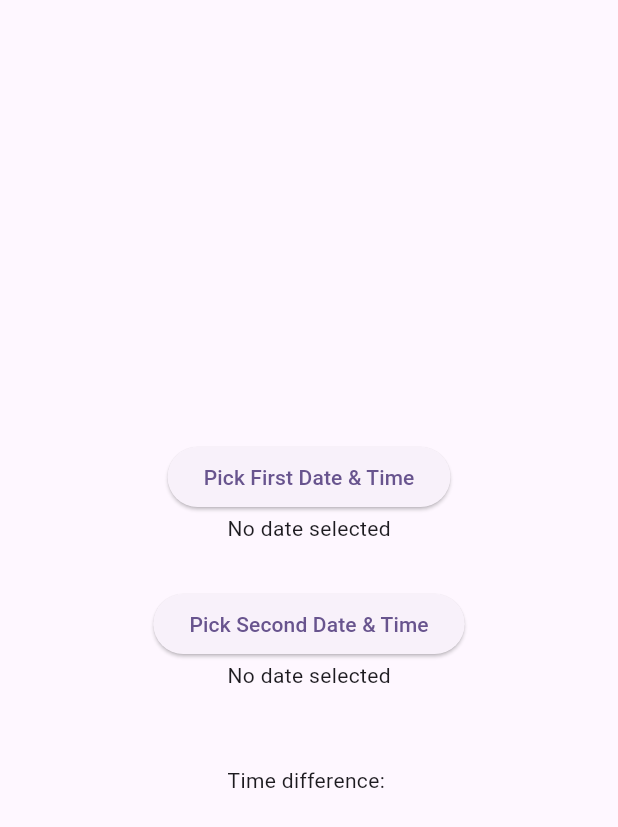
After one commit to TimAlber/TimeDurationCalculatorFlutterApp, a Flutter app: the MyDifferencePage screen opened directly, after a tap on "Pick First Date & Time", on a phone screen of 412 x 824 dp. The commit adds this screen. Shown: the top 827 px of the screen. Run offline on Flutter 3.47's test engine with Material 3 defaults, Android fonts, the phone set to English and light mode, and no system bars; missing offline and left inert: duration_picker, omni_datetime_picker.

Commit message:
added diffrence calc

```diff
--- /dev/null
+++ b/lib/diffrence.dart
@@ -0,0 +1,89 @@
+import 'package:flutter/material.dart';
+import 'package:intl/intl.dart';
+import 'package:omni_datetime_picker/omni_datetime_picker.dart';
+
+class MyDifferencePage extends StatefulWidget {
+  const MyDifferencePage({super.key});
+
+  @override
+  State<MyDifferencePage> createState() => _DifferenceCalculatorState();
+}
+
+class _DifferenceCalculatorState extends State<MyDifferencePage> {
+  DateTime? selectedFirstDateTime;
+  DateTime? selectedSecondDateTime;
+
+  String formatDurationAsHMS(Duration duration) {
+    String twoDigits(int n) => n.toString().padLeft(2, '0');
+    final hours = twoDigits(duration.inHours);
+    final minutes = twoDigits(duration.inMinutes.remainder(60));
+    final seconds = twoDigits(duration.inSeconds.remainder(60));
+    return "$hours Hours, $minutes Minutes and $seconds Seconds";
+  }
+
+  @override
+  Widget build(BuildContext context) {
+    return Scaffold(
+      body: Center(
+        child: Column(
+          mainAxisAlignment: MainAxisAlignment.center,
+          children: [
+            ElevatedButton(
+              onPressed: () async {
+                DateTime? dateTime = await showOmniDateTimePicker(
+                  context: context,
+                  initialDate: DateTime.now(),
+                  is24HourMode: true,
+                );
+                if (dateTime != null) {
+                  setState(() {
+                    selectedFirstDateTime = dateTime;
+                  });
+                }
+              },
+              child: const Text('Pick First Date & Time'),
+            ),
+            Text(
+              selectedFirstDateTime != null
+                  ? DateFormat('dd.MM.yyyy kk:mm').format(selectedFirstDateTime!)
+                  : 'No date selected',
+            ),
+            const SizedBox(height: 30),
+            ElevatedButton(
+              onPressed: () async {
+                DateTime? dateTime = await showOmniDateTimePicker(
+                  context: context,
+                  initialDate: DateTime.now(),
+                  is24HourMode: true,
+                );
+                if (dateTime != null) {
+                  setState(() {
+                    selectedSecondDateTime = dateTime;
+                  });
+                }
+              },
+              child: const Text('Pick Second Date & Time'),
+            ),
+            Text(
+              selectedSecondDateTime != null
+                  ? DateFormat('dd.MM.yyyy kk:mm').format(selectedSecondDateTime!)
+                  : 'No date selected',
+            ),
+            const SizedBox(height: 50),
+            Text("Time difference: "),
+            if (selectedSecondDateTime != null && selectedFirstDateTime != null)
+            Visibility(
+              visible: !selectedSecondDateTime!.difference(selectedFirstDateTime!).isNegative,
+              replacement: Text("Second Date is before the first."),
+              child: Text(
+                selectedSecondDateTime != null && selectedFirstDateTime != null
+                    ? formatDurationAsHMS(selectedSecondDateTime!.difference(selectedFirstDateTime!))
+                    : 'No date selected',
+              ),
+            )
+          ],
+        ),
+      ),
+    );
+  }
+}
--- a/pubspec.yaml
+++ b/pubspec.yaml
@@ -35,6 +35,8 @@ dependencies:
   # Use with the CupertinoIcons class for iOS style icons.
   cupertino_icons: ^1.0.8
   duration_picker: ^1.2.0
+  omni_datetime_picker: ^2.3.1
+  intl: ^0.20.2
 
 dev_dependencies:
   flutter_test:
```
Also changed, not shown: lib/main.dart (+2 -9 lines), pubspec.lock.
